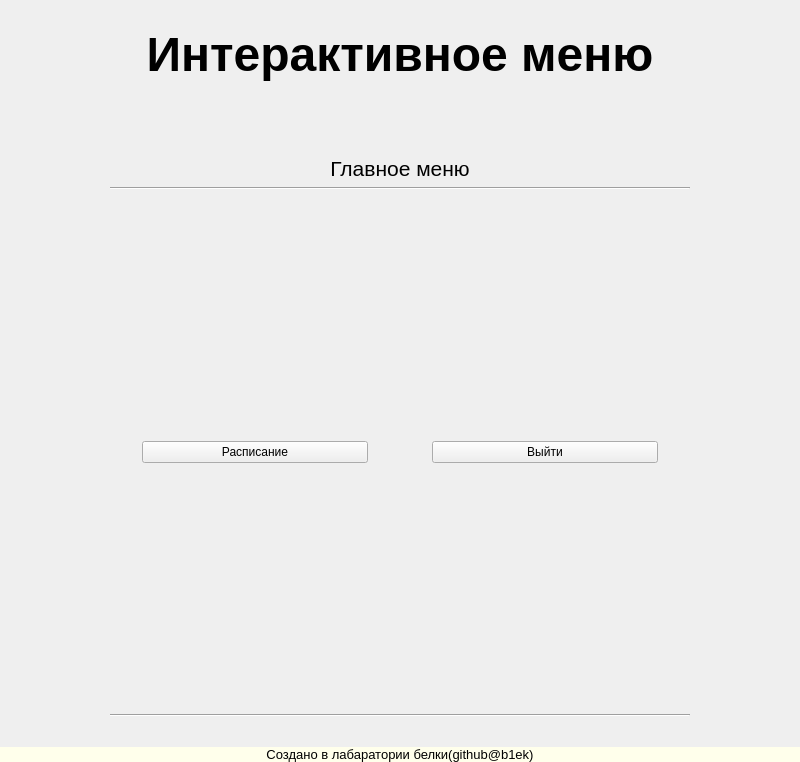
Qt form src/gui.ui (b1ek/CuteSchedule) before a commit.
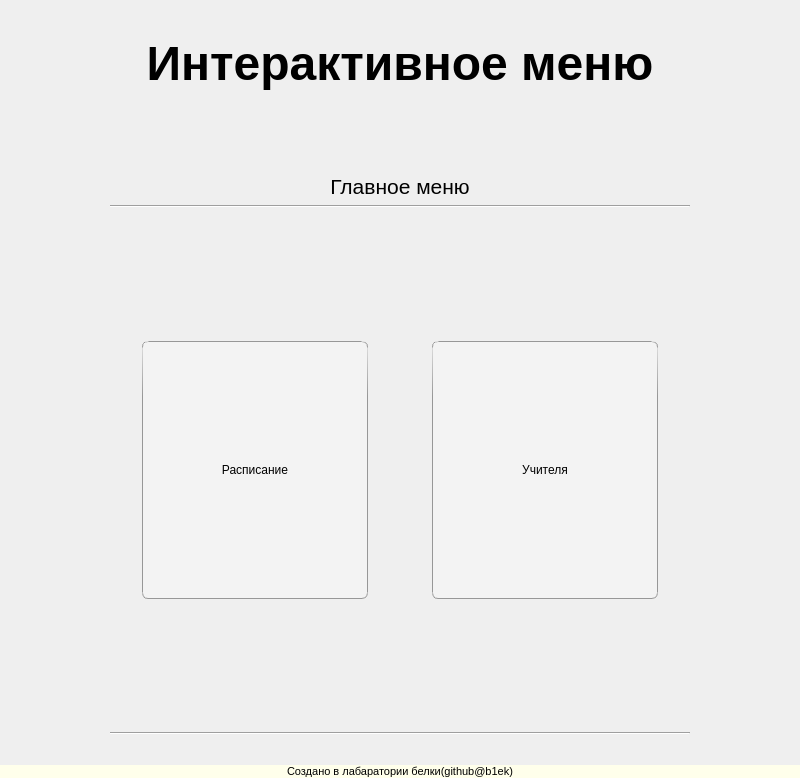
The same form after that commit.

Diff of the .ui file:
```diff
--- a/src/gui.ui
+++ b/src/gui.ui
@@ -7,7 +7,7 @@
     <x>0</x>
     <y>0</y>
     <width>800</width>
-    <height>762</height>
+    <height>778</height>
    </rect>
   </property>
   <property name="windowTitle">
@@ -17,6 +17,18 @@
    <property name="layoutDirection">
     <enum>Qt::LeftToRight</enum>
    </property>
+   <property name="styleSheet">
+    <string notr="true">QPushButton {
+    border: 1px solid qlineargradient(spread:pad, x1:0.994, y1:0, x2:1, y2:1, stop:0 rgba(217, 217, 217, 255), stop:0.198864 rgba(151, 151, 151, 255));
+
+    border-radius: 6px;
+    min-width: 80px;
+    background-color: #f3f3f3;
+
+    max-height: 256px;
+    max-width: 512px;
+}</string>
+   </property>
    <layout class="QVBoxLayout" name="verticalLayout">
     <property name="spacing">
      <number>6</number>
@@ -210,6 +222,12 @@
              </property>
              <item>
               <widget class="QWidget" name="mainMenu" native="true">
+               <property name="minimumSize">
+                <size>
+                 <width>0</width>
+                 <height>16</height>
+                </size>
+               </property>
                <property name="maximumSize">
                 <size>
                  <width>16777215</width>
@@ -237,12 +255,9 @@
                  </widget>
                 </item>
                 <item>
-                 <widget class="QPushButton" name="buttonRight">
-                  <property name="styleSheet">
-                   <string notr="true"/>
-                  </property>
+                 <widget class="QPushButton" name="pushButton">
                   <property name="text">
-                   <string>Выйти</string>
+                   <string>Учителя</string>
                   </property>
                  </widget>
                 </item>
@@ -307,7 +322,8 @@
       </property>
       <property name="font">
        <font>
-        <pointsize>10</pointsize>
+        <pointsize>8</pointsize>
+        <bold>false</bold>
        </font>
       </property>
       <property name="styleSheet">
```
